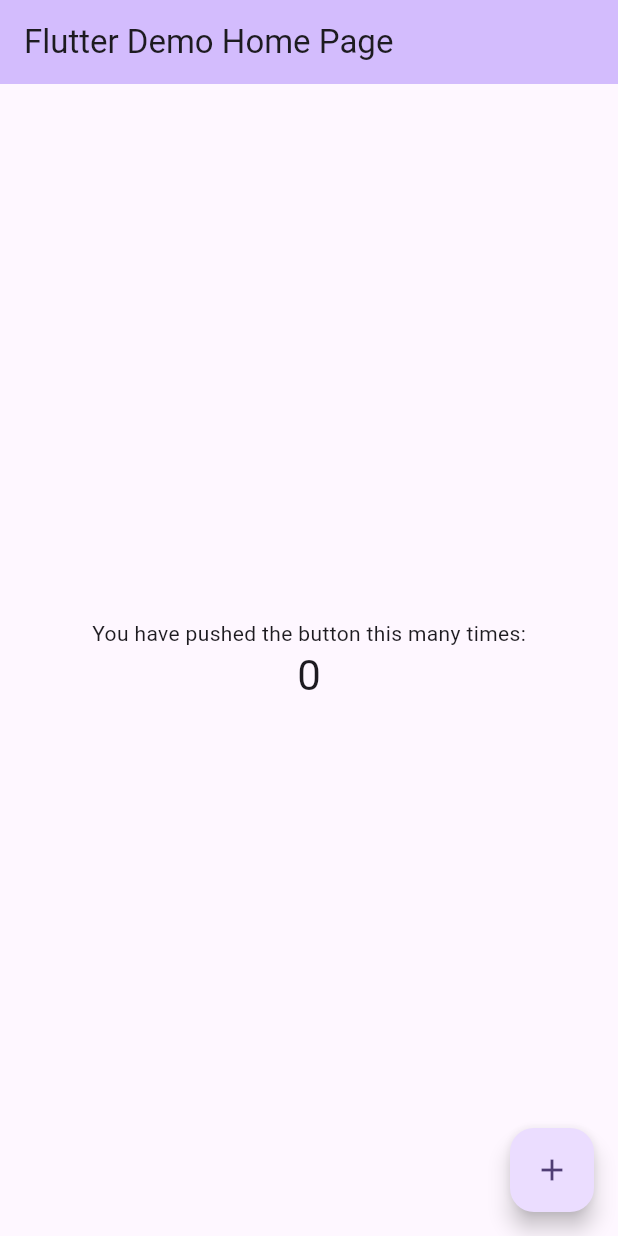
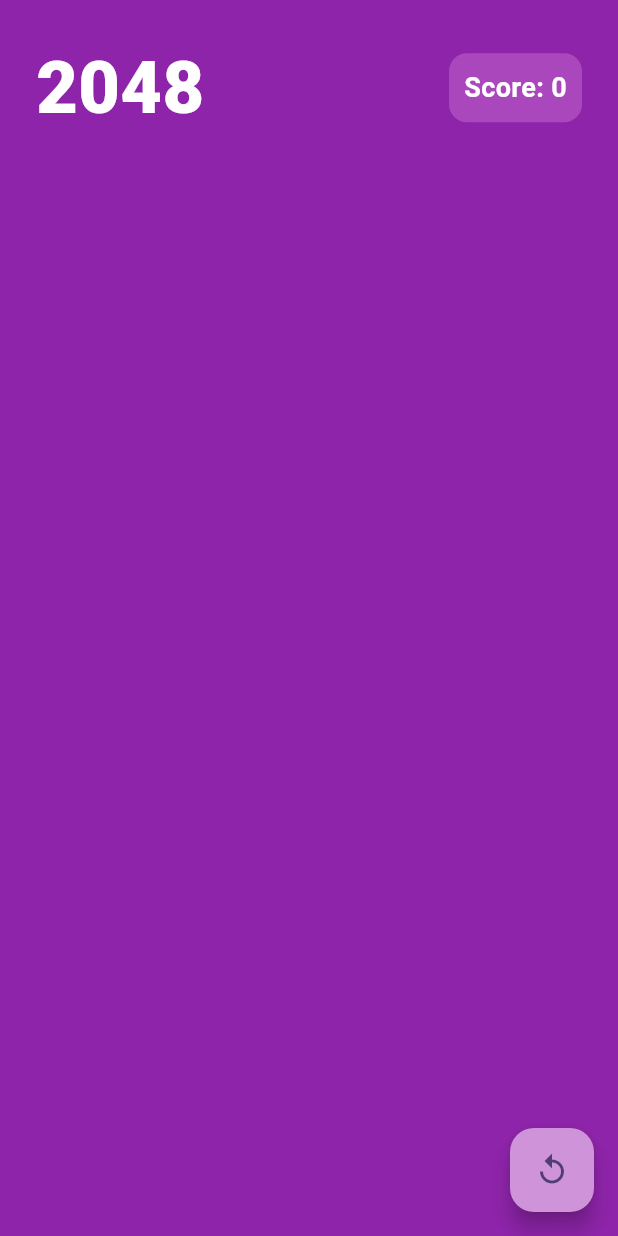
Before and after one commit to Grand0x/2048-flutter, a Flutter app: the screen it shows after launch, on a phone screen of 412 x 824 dp. Run offline on Flutter 3.47's test engine with Material 3 defaults, Android fonts, the phone set to English and light mode, and no system bars.

Commit message:
init project

```diff
--- a/lib/main.dart
+++ b/lib/main.dart
@@ -1,4 +1,6 @@
 import 'package:flutter/material.dart';
+import 'package:myapp/widgets/game_board.dart';
+import 'package:myapp/widgets/scoreboard.dart';
 
 void main() {
   runApp(const MyApp());
@@ -11,44 +13,19 @@ class MyApp extends StatelessWidget {
   @override
   Widget build(BuildContext context) {
     return MaterialApp(
-      title: 'Flutter Demo',
+      title: '2028',
       theme: ThemeData(
-        // This is the theme of your application.
-        //
-        // TRY THIS: Try running your application with "flutter run". You'll see
-        // the application has a purple toolbar. Then, without quitting the app,
-        // try changing the seedColor in the colorScheme below to Colors.green
-        // and then invoke "hot reload" (save your changes or press the "hot
-        // reload" button in a Flutter-supported IDE, or press "r" if you used
-        // the command line to start the app).
-        //
-        // Notice that the counter didn't reset back to zero; the application
-        // state is not lost during the reload. To reset the state, use hot
-        // restart instead.
-        //
-        // This works for code too, not just values: Most code changes can be
-        // tested with just a hot reload.
         colorScheme: ColorScheme.fromSeed(seedColor: Colors.deepPurple),
         useMaterial3: true,
       ),
-      home: const MyHomePage(title: 'Flutter Demo Home Page'),
+      debugShowCheckedModeBanner: false,
+      home: const MyHomePage(),
     );
   }
 }
 
 class MyHomePage extends StatefulWidget {
-  const MyHomePage({super.key, required this.title});
-
-  // This widget is the home page of your application. It is stateful, meaning
-  // that it has a State object (defined below) that contains fields that affect
-  // how it looks.
-
-  // This class is the configuration for the state. It holds the values (in this
-  // case the title) provided by the parent (in this case the App widget) and
-  // used by the build method of the State. Fields in a Widget subclass are
-  // always marked "final".
-
-  final String title;
+  const MyHomePage({super.key});
 
   @override
   State<MyHomePage> createState() => _MyHomePageState();
@@ -59,67 +36,29 @@ class _MyHomePageState extends State<MyHomePage> {
 
   void _incrementCounter() {
     setState(() {
-      // This call to setState tells the Flutter framework that something has
-      // changed in this State, which causes it to rerun the build method below
-      // so that the display can reflect the updated values. If we changed
-      // _counter without calling setState(), then the build method would not be
-      // called again, and so nothing would appear to happen.
       _counter++;
     });
   }
 
   @override
   Widget build(BuildContext context) {
-    // This method is rerun every time setState is called, for instance as done
-    // by the _incrementCounter method above.
-    //
-    // The Flutter framework has been optimized to make rerunning build methods
-    // fast, so that you can just rebuild anything that needs updating rather
-    // than having to individually change instances of widgets.
     return Scaffold(
-      appBar: AppBar(
-        // TRY THIS: Try changing the color here to a specific color (to
-        // Colors.amber, perhaps?) and trigger a hot reload to see the AppBar
-        // change color while the other colors stay the same.
-        backgroundColor: Theme.of(context).colorScheme.inversePrimary,
-        // Here we take the value from the MyHomePage object that was created by
-        // the App.build method, and use it to set our appbar title.
-        title: Text(widget.title),
-      ),
-      body: Center(
-        // Center is a layout widget. It takes a single child and positions it
-        // in the middle of the parent.
-        child: Column(
-          // Column is also a layout widget. It takes a list of children and
-          // arranges them vertically. By default, it sizes itself to fit its
-          // children horizontally, and tries to be as tall as its parent.
-          //
-          // Column has various properties to control how it sizes itself and
-          // how it positions its children. Here we use mainAxisAlignment to
-          // center the children vertically; the main axis here is the vertical
-          // axis because Columns are vertical (the cross axis would be
-          // horizontal).
-          //
-          // TRY THIS: Invoke "debug painting" (choose the "Toggle Debug Paint"
-          // action in the IDE, or press "p" in the console), to see the
-          // wireframe for each widget.
-          mainAxisAlignment: MainAxisAlignment.center,
-          children: <Widget>[
-            const Text(
-              'You have pushed the button this many times:',
-            ),
-            Text(
-              '$_counter',
-              style: Theme.of(context).textTheme.headlineMedium,
-            ),
-          ],
+      backgroundColor: Colors.purple[600],
+      body: Padding(
+        padding: const EdgeInsets.all(24.0),
+        child: Center(
+          child: Column(
+            mainAxisAlignment: MainAxisAlignment.start,
+            children: <Widget>[ScoreBoard(), GameBoard()],
+          ),
         ),
       ),
       floatingActionButton: FloatingActionButton(
+        backgroundColor: Colors.purple[200],
         onPressed: _incrementCounter,
-        tooltip: 'Increment',
-        child: const Icon(Icons.add),
-      ), // This trailing comma makes auto-formatting nicer for build methods.
+        tooltip: 'Reset',
+        child: const Icon(Icons.replay_outlined),
+      ),
     );
   }
 }
--- /dev/null
+++ b/lib/models/grid.dart
@@ -0,0 +1,5 @@
+import 'package:flutter/material.dart';
+
+class Grid extends ChangeNotifier {
+
+}
--- /dev/null
+++ b/lib/widgets/game_board.dart
@@ -0,0 +1,22 @@
+import 'package:flutter/material.dart';
+
+class GameBoard extends StatefulWidget {
+  const GameBoard({super.key});
+
+  @override
+  State<GameBoard> createState() => _GameBoardState();
+}
+
+class _GameBoardState extends State<GameBoard> {
+  @override
+  Widget build(BuildContext context) {
+    return Container(
+      decoration: BoxDecoration(
+              color: Colors.purple[400], // Couleur de fond
+              borderRadius: BorderRadius.circular(12.0), // Coins arrondis
+            ),
+       child: null,
+
+    );
+  }
+}
--- /dev/null
+++ b/lib/widgets/scoreboard.dart
@@ -0,0 +1,41 @@
+import 'package:flutter/material.dart';
+
+class ScoreBoard extends StatelessWidget {
+  const ScoreBoard({super.key});
+
+  @override
+  Widget build(BuildContext context) {
+    return Container(
+      child: Row(
+        mainAxisAlignment: MainAxisAlignment.center,
+        crossAxisAlignment: CrossAxisAlignment.center,
+        children: [
+          const Text("2048",
+          style: TextStyle(
+            fontWeight: FontWeight.w900,
+            fontSize: 48,
+            color: Colors.white),
+          ),
+          const Spacer(),
+          Container(
+            padding: const EdgeInsets.all(10.0), // Padding à l'intérieur du Container
+            decoration: BoxDecoration(
+              color: Colors.purple[400], // Couleur de fond
+              borderRadius: BorderRadius.circular(12.0), // Coins arrondis
+            ),
+            child: const Center(
+              child: Text(
+                'Score: 0',
+                style: TextStyle(
+                  fontWeight: FontWeight.bold,
+                  fontSize: 18.0, // Taille du texte
+                  color: Colors.white, // Couleur du texte
+                ),
+              ),
+            ),
+          ),
+        ],
+      ),
+    );
+  }
+}
```
Also changed, not shown: lib/utils/move_utils.dart (added).
